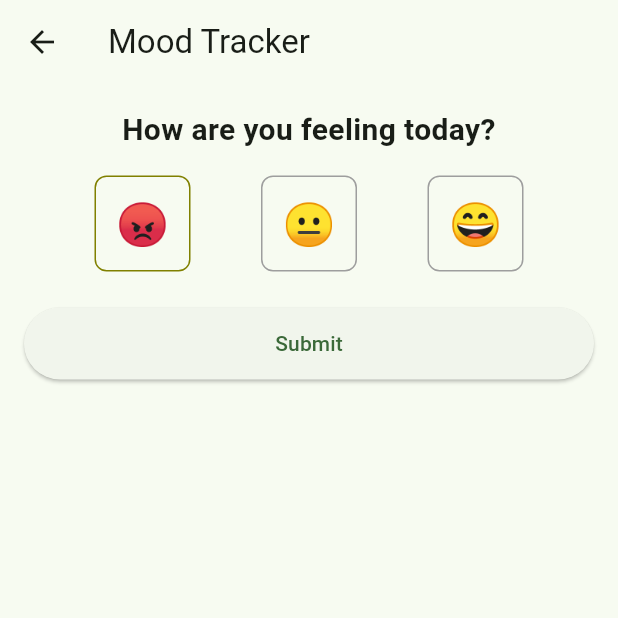
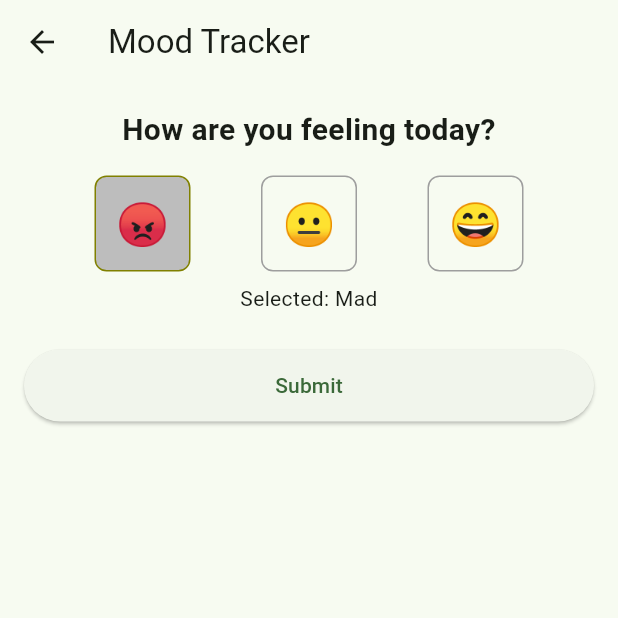
Before and after one commit to chrisnguyen18/MindfulnessStressReduction_App, a Flutter app: the MoodTrackerPage screen opened directly, after a tap on an icon or button, on a phone screen of 412 x 824 dp, the top half of it. Run offline on Flutter 3.47's test engine with Material 3 defaults, Android fonts, the light colour scheme and no system bars.

Commit message:
Added visual cues to the selection and shows which mood by label is selected in mood tracker

```diff
--- a/lib/main.dart
+++ b/lib/main.dart
@@ -121,6 +121,14 @@
 
 class _MoodTrackerPageState extends State<MoodTrackerPage> {
   int? _selectedMood; // 0 = mad, 1 = neutral, 2 = happy
+  String? get _selectedLabel {
+  switch (_selectedMood) {
+    case 0: return 'Mad';
+    case 1: return 'Neutral';
+    case 2: return 'Happy';
+    default: return null;
+  }
+}
 
   @override
   Widget build(BuildContext context) {
@@ -157,6 +165,13 @@
                 ),
               ],
             ),
+            const SizedBox(height: 8),
+            _selectedMood == null
+                ? const SizedBox.shrink()
+                : Text(
+                    'Selected: ${_selectedLabel!}',
+                    textAlign: TextAlign.center,
+                  ),
             const SizedBox(height: 24),
             SizedBox(
               height: 48,
@@ -199,6 +214,7 @@
         height: 64,
         alignment: Alignment.center,
         decoration: BoxDecoration(
+          color: isSelected ? const Color(0xFFBDBDBD) : null,
           border: Border.all(color: isSelected ? const Color(0xFF808000) : Colors.grey),
           borderRadius: BorderRadius.circular(8),
         ),
```
